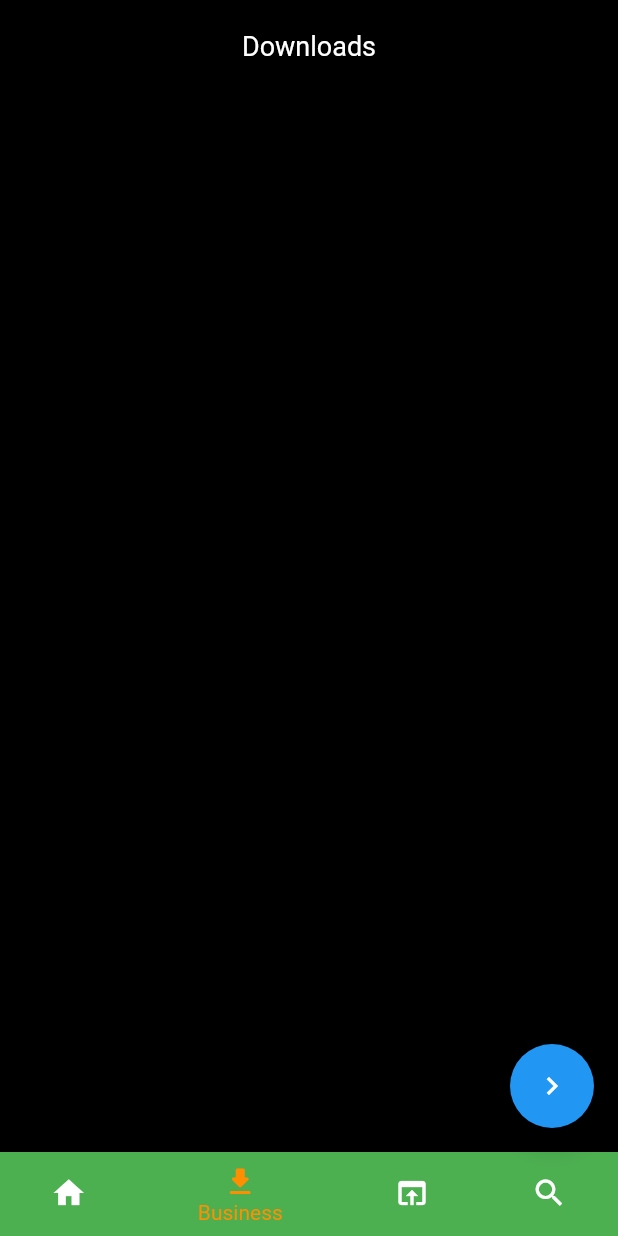
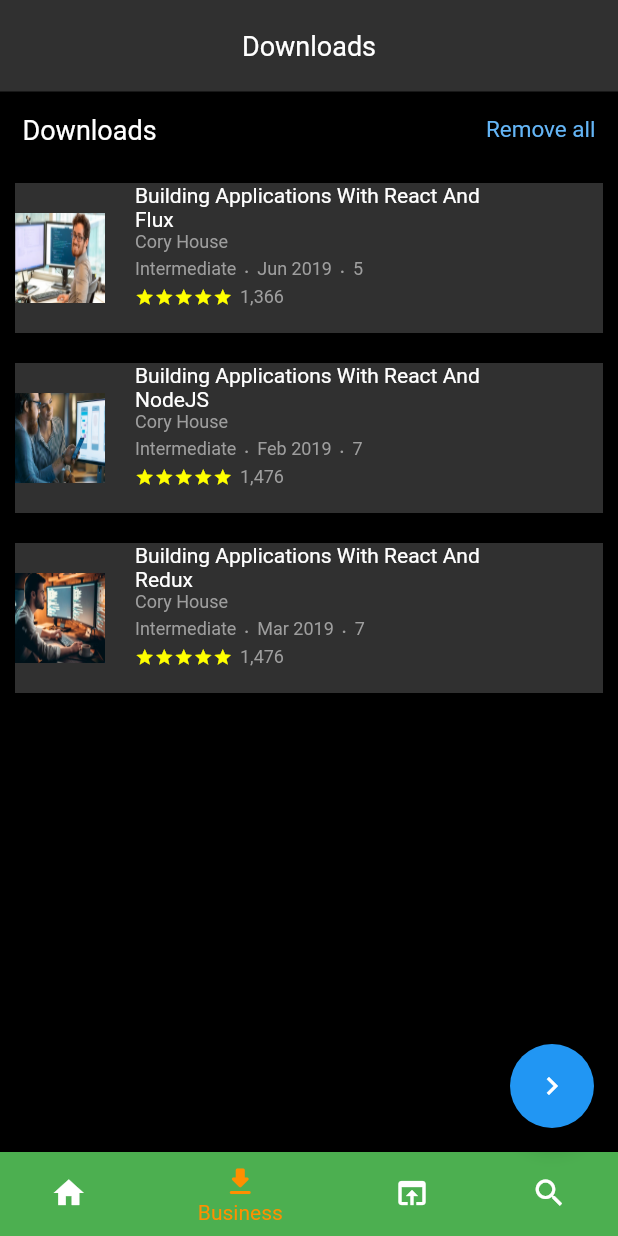
Before and after one commit to dangvuminh/flutterProject_2021, a Flutter app: the Courses screen opened by its route, item 2 of the bottom bar chosen, on a phone screen of 412 x 824 dp. Run offline on Flutter 3.47's test engine with Material 2 defaults, Android fonts, the phone set to English and light mode, and no system bars.

Commit message:
Downloads Layout

```diff
--- a/lib/Courses.dart
+++ b/lib/Courses.dart
@@ -113,11 +113,8 @@ class _CoursesState extends State<Courses> {
           courseData : courses,
          authorData : authors,
       ),
-      DownloadTab(),
+      DownloadTab( courseData : courses),
     ];
-  Widget downLoadTab(){
-      return Container();
-  }
 
   void onItemTap(int index){
       setState(() {
--- /dev/null
+++ b/lib/minimizedCourseCard.dart
@@ -0,0 +1,139 @@
+import 'package:flutter/material.dart';
+import 'package:mobile_flutter/objects/courseObject.dart';
+
+class MinimizedCourseCard extends StatelessWidget {
+  final CourseObject data ;
+  MinimizedCourseCard({this.data});
+
+  @override
+  Widget build(BuildContext context) {
+    return Container(
+      color: Colors.grey[850],
+      margin: EdgeInsets.all(10.0),
+      child: Row(
+        children: [
+          Image(image: AssetImage(data.productImage),
+              height:60,width:60,
+              fit:BoxFit.fill
+          ),
+          Container(
+            margin: EdgeInsets.only(left: 20.0),
+            width: 250.0,
+            height: 100.0,
+            child: Column(
+              children: [
+                Text(
+                  '${data.productName}',
+                  style: TextStyle(
+                    color: Colors.white,
+                  ),
+                ),
+                Container(
+                  width: 250.0,
+                  child: Text(
+                    '${data.company}',
+                    textAlign: TextAlign.start,
+                    style: TextStyle(
+                      color: Colors.grey,
+                      fontSize: 12.0,
+                    ),
+                  ),
+                ),
+
+                Container(
+                  width: 250.0,
+                  child: Row(
+                    children: [
+                      Text(
+                        '${data.level}',
+                        style: TextStyle(
+                          color: Colors.grey,
+                          fontSize: 12.0,
+                        ),
+                      ),
+                      Container(
+                        padding: EdgeInsets.fromLTRB(5.0, 0.0, 5.0, 5),
+                        child: Text(
+                          '.',
+                          style: TextStyle(
+                            color: Colors.grey,
+                            fontSize: 15.0,
+                          ),
+                        ),
+                      ),
+                      Text(
+                        '${data.date}',
+                        style: TextStyle(
+                          color: Colors.grey,
+                          fontSize: 12.0,
+                        ),
+                      ),
+                      Container(
+                        padding: EdgeInsets.fromLTRB(5.0, 0.0, 5.0, 5),
+                        child: Text(
+                          '.',
+                          style: TextStyle(
+                            color: Colors.grey,
+                            fontSize: 15.0,
+                          ),
+                        ),
+                      ),
+                      Text(
+                        '${data.duration}',
+                        style: TextStyle(
+                          color: Colors.grey,
+                          fontSize: 12.0,
+                        ),
+                      ),
+                    ],
+                  ),
+                ),
+
+                Container(
+                  width: 250.0,
+                  child: Row(
+                    children: [
+                      Icon(
+                        Icons.star,
+                        size: 13.0,
+                        color: Colors.yellowAccent,
+                      ),
+                      Icon(
+                        Icons.star,
+                        size: 13.0,
+                        color: Colors.yellowAccent,
+                      ),
+                      Icon(
+                        Icons.star,
+                        size: 13.0,
+                        color: Colors.yellowAccent,
+                      ),
+                      Icon(
+                        Icons.star,
+                        size: 13.0,
+                        color: Colors.yellowAccent,
+                      ),
+                      Icon(
+                        Icons.star,
+                        size: 13.0,
+                        color: Colors.yellowAccent,
+                      ),
+                      SizedBox(width: 5.0),
+                      Text(
+                        '${data.rating}',
+                        style: TextStyle(
+                          color: Colors.grey,
+                          fontSize: 12.0,
+                        ),
+                      )
+                    ],
+                  ),
+                )
+              ],
+            ),
+          ),
+        ],
+      ),
+    );
+  }
+}
--- a/lib/nav-bar/download.dart
+++ b/lib/nav-bar/download.dart
@@ -1,12 +1,18 @@
 import 'package:flutter/material.dart';
+import 'package:mobile_flutter/minimizedCourseCard.dart';
+import 'package:mobile_flutter/objects/courseObject.dart';
 
 class DownloadTab extends StatelessWidget {
+  final List<CourseObject> courseData;
+  DownloadTab({this.courseData});
+
   @override
   Widget build(BuildContext context) {
     return Column(
       children: [
         Container(
           padding: EdgeInsets.all(20.0),
+          color: Colors.grey[850],
           child: Center(
             child: Text(
                 'Downloads',
@@ -20,10 +26,40 @@ class DownloadTab extends StatelessWidget {
 
         Row(
           children: [
-            Text('Downloads'),
-            Text('Remove all'),
+            Padding(
+              padding: const EdgeInsets.all(15.0),
+              child: Text(
+                  'Downloads',
+                style: TextStyle(
+                  color: Colors.white,
+                  fontSize: 18.0,
+                ),
+              ),
+            ),
+            Expanded(child: Container()),
+            Padding(
+              padding: const EdgeInsets.all(15.0),
+              child: Text(
+                'Remove all',
+                style: TextStyle(
+                  color: Colors.blue[300],
+                  fontSize: 15.0,
+                ),
+              ),
+            ),
           ],
-        )
+        ),
+
+        Expanded(child: ListView.builder(
+            itemCount: courseData.length,
+          itemBuilder:(context,i) {
+              if(i % 2 == 0)
+              return MinimizedCourseCard(
+               data: courseData[i],
+              );
+              return Container();
+          },
+        ))
       ],
     );
   }
```
Also changed, not shown: lib/nav-bar/allCourses.dart (added).
